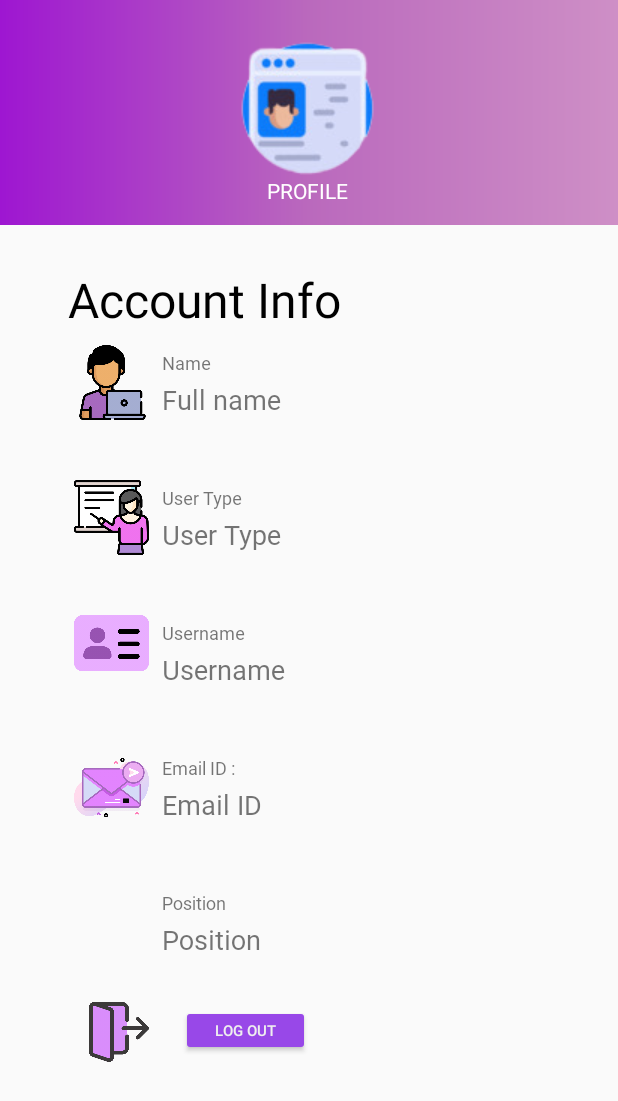
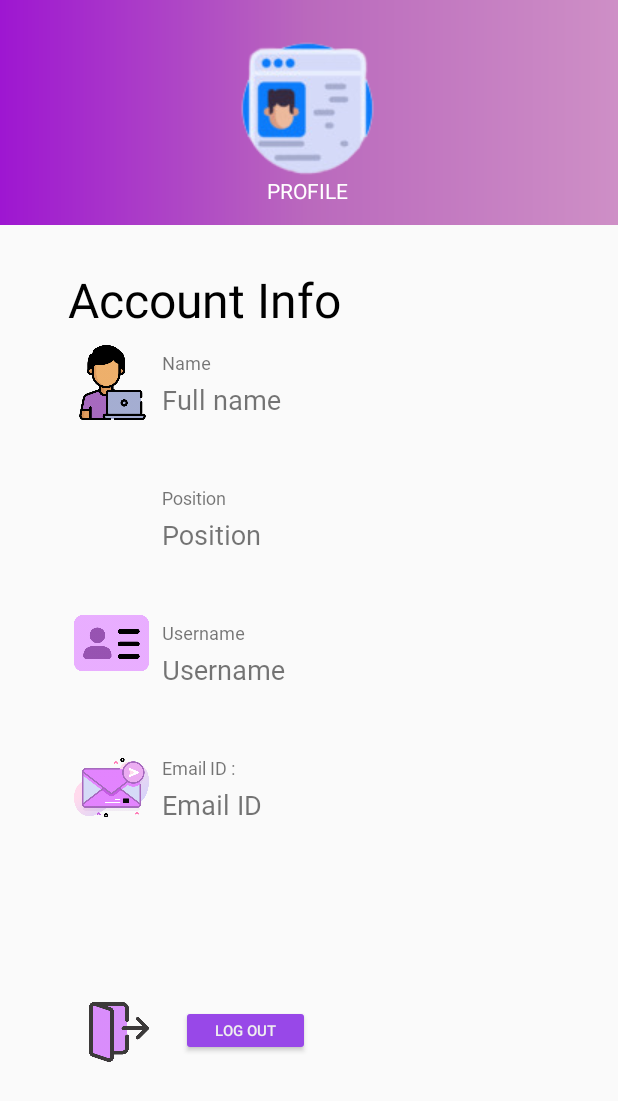
Before and after one commit to JapneetRajput/WorkFlow, an Android app: the layout activity_profile.xml on its own in the app's theme, with its tools: preview values and no code run, on a phone screen of 412 x 824 dp. Shown: the top 1101 px of the screen. Run offline under Robolectric (Android 15) with nearby library versions, the phone set to English and light mode, and no system bars; Roboto replaces fonts that are not available here.

Commit message:
Fav corrected (partially)

```diff
--- a/app/src/main/java/com/example/workflow/NoticeActivity.java
+++ b/app/src/main/java/com/example/workflow/NoticeActivity.java
@@ -74,7 +74,7 @@ public class NoticeActivity extends AppCompatActivity {
 
         // Progress dialog
         progressDialog = new ProgressDialog(this);
-        progressDialog.setCancelable(false);
+        progressDialog.setCancelable(true);
         progressDialog.setMessage("Fetching data");
         progressDialog.show();
 
@@ -134,6 +134,7 @@ public class NoticeActivity extends AppCompatActivity {
                     public void onClick(View v) {
 
                         String title,desc;
+//                        uid=FirebaseAuth.getInstance().getCurrentUser().getUid();
                         title = Objects.requireNonNull(noticeTitle.getText()).toString();
                         desc = Objects.requireNonNull(noticeDescription.getText()).toString();
                         if(title.isEmpty() || desc.isEmpty()){
@@ -258,7 +259,7 @@ public class NoticeActivity extends AppCompatActivity {
 //                            Boolean isFavourite = documentSnapshot.getBoolean("isFavourite");
                             String title = documentSnapshot.getString("title");
                             String desc = documentSnapshot.getString("description");
-                            String uidNotice = documentSnapshot.getString("uidNotice");
+                            String uidNotice = documentSnapshot.getString("uid");
                             String uidFav = documentSnapshot.getString("uidFav");
                             if (uidFav.equals(uid+false)) {
                                 Toast.makeText(NoticeActivity.this, "Favourite: "+false, Toast.LENGTH_SHORT).show();
--- a/app/src/main/res/layout/activity_profile.xml
+++ b/app/src/main/res/layout/activity_profile.xml
@@ -183,21 +183,21 @@
 <!--        app:layout_constraintTop_toTopOf="parent"-->
 <!--        app:layout_constraintVertical_bias="0.8" />-->
 
-<!--    <com.google.android.material.floatingactionbutton.FloatingActionButton-->
-<!--        android:id="@+id/add"-->
-<!--        android:layout_width="wrap_content"-->
-<!--        android:layout_height="wrap_content"-->
-<!--        android:layout_marginStart="315dp"-->
-<!--        android:layout_marginTop="615dp"-->
-<!--        android:layout_marginEnd="40dp"-->
-<!--        android:layout_marginBottom="60dp"-->
-<!--        android:contentDescription="haha"-->
-<!--        android:src="@drawable/ic_add"-->
-<!--        android:visibility="gone"-->
-<!--        app:layout_constraintBottom_toBottomOf="parent"-->
-<!--        app:layout_constraintEnd_toEndOf="parent"-->
-<!--        app:layout_constraintStart_toStartOf="parent"-->
-<!--        app:layout_constraintTop_toTopOf="parent" />-->
+    <com.google.android.material.floatingactionbutton.FloatingActionButton
+        android:id="@+id/add"
+        android:layout_width="wrap_content"
+        android:layout_height="wrap_content"
+        android:layout_marginStart="315dp"
+        android:layout_marginTop="615dp"
+        android:layout_marginEnd="40dp"
+        android:layout_marginBottom="60dp"
+        android:contentDescription="haha"
+        android:src="@drawable/ic_add"
+        android:visibility="gone"
+        app:layout_constraintBottom_toBottomOf="parent"
+        app:layout_constraintEnd_toEndOf="parent"
+        app:layout_constraintStart_toStartOf="parent"
+        app:layout_constraintTop_toTopOf="parent" />
 
 
     <RelativeLayout
@@ -225,6 +225,22 @@
             app:drawableTopCompat="@drawable/profilepng" />
     </RelativeLayout>
 
+    <com.airbnb.lottie.LottieAnimationView
+        android:id="@+id/lottieregister"
+        android:layout_width="47dp"
+        android:layout_height="47dp"
+        android:layout_marginStart="50dp"
+        android:layout_marginTop="320dp"
+        app:layout_constraintBaseline_toBottomOf="parent"
+        app:layout_constraintBottom_toBottomOf="parent"
+        app:layout_constraintEnd_toEndOf="parent"
+        app:layout_constraintHorizontal_bias="0"
+        app:layout_constraintStart_toStartOf="parent"
+        app:layout_constraintTop_toTopOf="parent"
+        app:layout_constraintVertical_bias="0"
+        app:lottie_autoPlay="true"
+        app:lottie_url="https://assets10.lottiefiles.com/dotlotties/dlf10_q0vtqaxf.lottie" />
+
     <!--    <TextView-->
     <!--        android:id="@+id/id"-->
     <!--        android:layout_width="wrap_content"-->
@@ -251,15 +267,15 @@
         app:layout_constraintStart_toStartOf="parent"
         app:layout_constraintTop_toTopOf="parent" />
 
-    <ImageView
-        android:layout_width="50dp"
-        android:layout_height="50dp"
-        android:layout_marginTop="320dp"
-        android:src="@drawable/educator"
-        app:layout_constraintEnd_toStartOf="@+id/fname"
-        app:layout_constraintHorizontal_bias="0.849"
-        app:layout_constraintStart_toStartOf="parent"
-        app:layout_constraintTop_toTopOf="parent" />
+<!--    <ImageView-->
+<!--        android:layout_width="50dp"-->
+<!--        android:layout_height="50dp"-->
+<!--        android:layout_marginTop="320dp"-->
+<!--        android:src="@drawable/educator"-->
+<!--        app:layout_constraintEnd_toStartOf="@+id/fname"-->
+<!--        app:layout_constraintHorizontal_bias="0.849"-->
+<!--        app:layout_constraintStart_toStartOf="parent"-->
+<!--        app:layout_constraintTop_toTopOf="parent" />-->
 
     <ImageView
         android:layout_width="50dp"
@@ -328,7 +344,7 @@
         android:layout_width="wrap_content"
         android:layout_height="wrap_content"
         android:layout_marginStart="108dp"
-        android:layout_marginTop="593dp"
+        android:layout_marginTop="323dp"
         android:fontFamily="@font/bai_jamjuree"
         android:text="Position "
         android:textSize="12sp"
@@ -404,37 +420,37 @@
         app:layout_constraintTop_toTopOf="parent"
         app:layout_constraintVertical_bias="0" />
 
-    <TextView
-        android:id="@+id/textView13"
-        android:layout_width="wrap_content"
-        android:layout_height="wrap_content"
-        android:layout_marginStart="108dp"
-        android:layout_marginTop="323dp"
-        android:fontFamily="@font/bai_jamjuree"
-        android:text="User Type"
-        android:textSize="12sp"
-        app:layout_constraintBottom_toBottomOf="parent"
-        app:layout_constraintEnd_toEndOf="parent"
-        app:layout_constraintHorizontal_bias="0"
-        app:layout_constraintStart_toStartOf="parent"
-        app:layout_constraintTop_toTopOf="parent"
-        app:layout_constraintVertical_bias="0" />
+<!--    <TextView-->
+<!--        android:id="@+id/textView13"-->
+<!--        android:layout_width="wrap_content"-->
+<!--        android:layout_height="wrap_content"-->
+<!--        android:layout_marginStart="108dp"-->
+<!--        android:layout_marginTop="323dp"-->
+<!--        android:fontFamily="@font/bai_jamjuree"-->
+<!--        android:text="User Type"-->
+<!--        android:textSize="12sp"-->
+<!--        app:layout_constraintBottom_toBottomOf="parent"-->
+<!--        app:layout_constraintEnd_toEndOf="parent"-->
+<!--        app:layout_constraintHorizontal_bias="0"-->
+<!--        app:layout_constraintStart_toStartOf="parent"-->
+<!--        app:layout_constraintTop_toTopOf="parent"-->
+<!--        app:layout_constraintVertical_bias="0" />-->
 
-    <TextView
-        android:id="@+id/userType"
-        android:layout_width="wrap_content"
-        android:layout_height="wrap_content"
-        android:layout_marginStart="108dp"
-        android:layout_marginTop="344dp"
-        android:fontFamily="@font/bai_jamjuree"
-        android:text="User Type"
-        android:textSize="18sp"
-        app:layout_constraintBottom_toBottomOf="parent"
-        app:layout_constraintEnd_toEndOf="parent"
-        app:layout_constraintHorizontal_bias="0"
-        app:layout_constraintStart_toStartOf="parent"
-        app:layout_constraintTop_toTopOf="parent"
-        app:layout_constraintVertical_bias="0" />
+<!--    <TextView-->
+<!--        android:id="@+id/userType"-->
+<!--        android:layout_width="wrap_content"-->
+<!--        android:layout_height="wrap_content"-->
+<!--        android:layout_marginStart="108dp"-->
+<!--        android:layout_marginTop="344dp"-->
+<!--        android:fontFamily="@font/bai_jamjuree"-->
+<!--        android:text="User Type"-->
+<!--        android:textSize="18sp"-->
+<!--        app:layout_constraintBottom_toBottomOf="parent"-->
+<!--        app:layout_constraintEnd_toEndOf="parent"-->
+<!--        app:layout_constraintHorizontal_bias="0"-->
+<!--        app:layout_constraintStart_toStartOf="parent"-->
+<!--        app:layout_constraintTop_toTopOf="parent"-->
+<!--        app:layout_constraintVertical_bias="0" />-->
 
     <TextView
         android:id="@+id/em"
@@ -453,11 +469,11 @@
         app:layout_constraintTop_toTopOf="parent" />
 
     <TextView
-        android:id="@+id/em"
+        android:id="@+id/position"
         android:layout_width="wrap_content"
         android:layout_height="wrap_content"
         android:layout_marginStart="108dp"
-        android:layout_marginTop="614dp"
+        android:layout_marginTop="344dp"
         app:layout_constraintVertical_bias="0"
         android:fontFamily="@font/bai_jamjuree"
         android:text="Position"
--- a/app/src/main/res/layout/activity_register.xml
+++ b/app/src/main/res/layout/activity_register.xml
@@ -5,7 +5,6 @@
     android:layout_width="match_parent"
     android:layout_height="match_parent"
     tools:context=".RegisterActivity">
-
 
     <RelativeLayout
         android:id="@+id/relativeLayout3"
```
Also changed, not shown: app/src/main/java/com/example/workflow/MyNotices.java (+6 -5 lines), app/src/main/java/com/example/workflow/NoticeList.java (+12 -1 lines), app/src/main/java/com/example/workflow/Starred.java (+22 -18 lines), app/src/main/res/drawable-v24/img_1.png (added).
